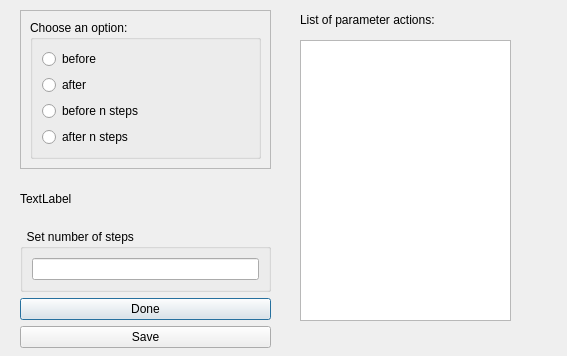
Above: beforeafter.ui from ariannabettin/FYPArianna before the change. Below: the same form after it.
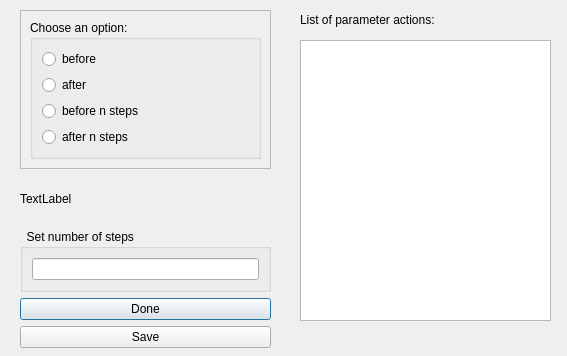
That is the form after the change.

Diff of the .ui file:
```diff
--- a/beforeafter.ui
+++ b/beforeafter.ui
@@ -13,6 +13,9 @@
   <property name="windowTitle">
    <string>Dialog</string>
   </property>
+  <property name="styleSheet">
+   <string notr="true">font: 75 12pt &quot;TakaoPGothic&quot;;</string>
+  </property>
   <widget class="QWidget" name="layoutWidget">
    <property name="geometry">
     <rect>
@@ -129,7 +132,7 @@
     <rect>
      <x>300</x>
      <y>40</y>
-     <width>211</width>
+     <width>251</width>
      <height>281</height>
     </rect>
    </property>
```
